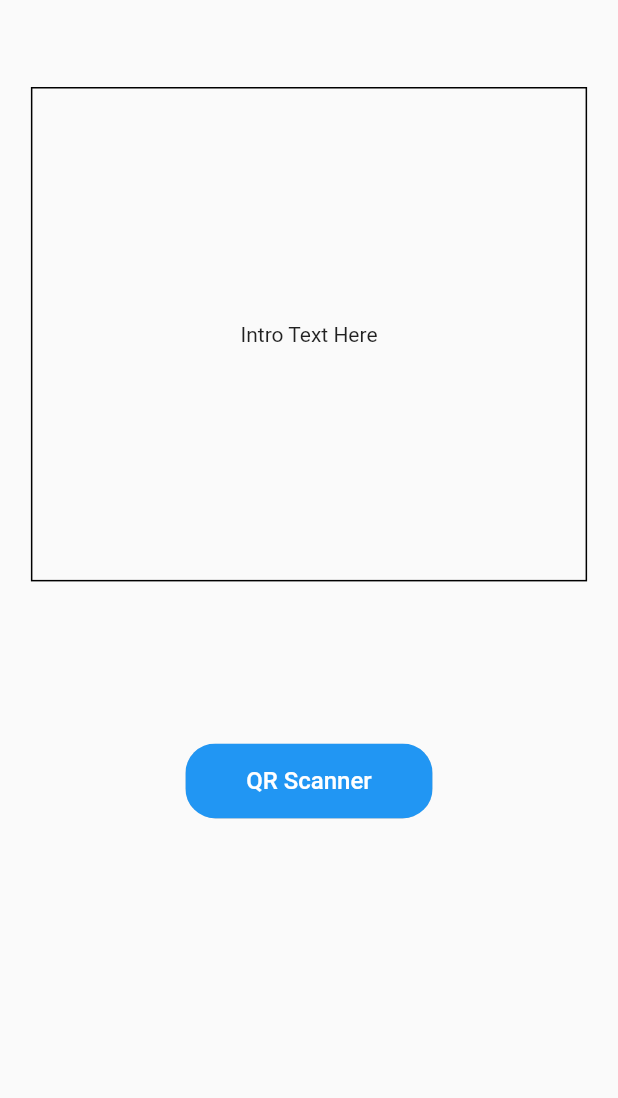
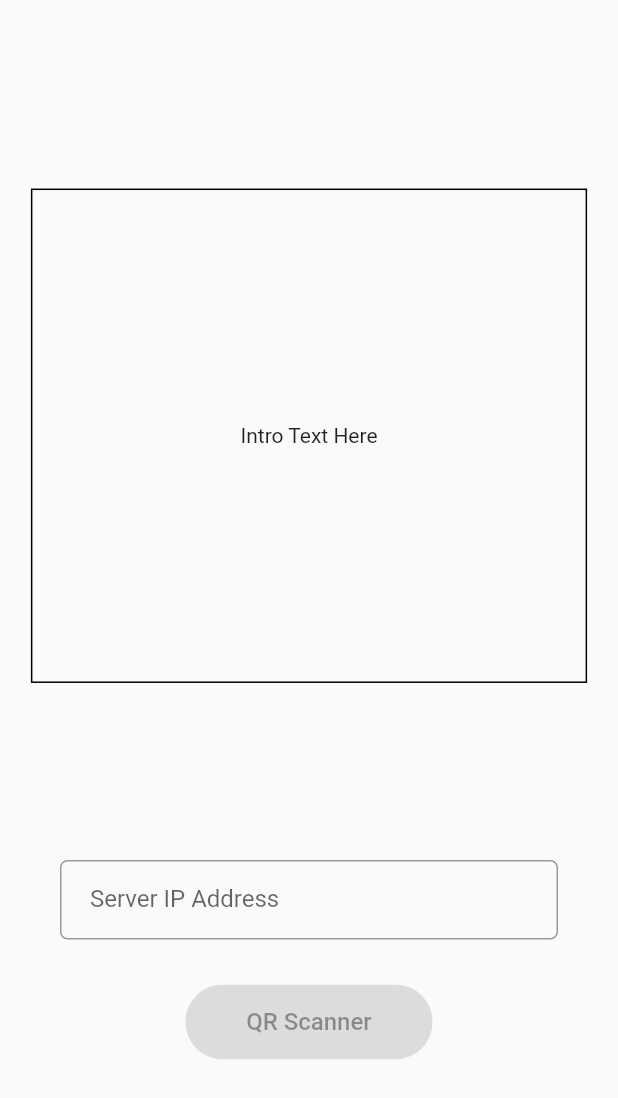
Before and after one commit to MarkRywell/qr_scanner_ITLympics, a Flutter app: the screen it shows after launch, on a phone screen of 412 x 824 dp. Shown: the top 1098 px of the screen. Run offline on Flutter 3.47's test engine with Material 2 defaults, Android fonts, the phone set to English and light mode, and no system bars; our stand-ins replace animated_splash_screen, lottie, page_transition, shared_preferences; missing offline and left inert: mobile_scanner.

Commit message:
Utilize SharedPreferences for persistent IP addres

```diff
--- a/lib/views/homepage.dart
+++ b/lib/views/homepage.dart
@@ -2,6 +2,7 @@ import 'package:flutter/material.dart';
 import 'package:qr_scanner_itlympics/views/data_page.dart';
 
 import 'package:qr_scanner_itlympics/views/qr_scanner.dart';
+import 'package:shared_preferences/shared_preferences.dart';
 
 class HomePage extends StatefulWidget {
 
@@ -12,6 +13,44 @@ class HomePage extends StatefulWidget {
 }
 
 class _HomePageState extends State<HomePage> {
+
+  bool ipValidity = false;
+  String? serverIPAddress;
+
+  var formKey = GlobalKey<FormState>();
+
+  late TextEditingController hostController = TextEditingController(text: serverIPAddress);
+
+  setServerIP(String IP) async {
+    final pref = await SharedPreferences.getInstance();
+
+    pref.setString("server", IP);
+
+    setState(() {
+      ipValidity = true;
+    });
+
+    print(pref.getString("server"));
+  }
+
+  getServerIP() async {
+    final pref = await SharedPreferences.getInstance();
+
+    String? serverIP = pref.getString("server");
+
+
+    setState(() {
+      serverIPAddress = serverIP;
+    });
+    print(serverIPAddress);
+  }
+
+  @override
+  void initState() {
+    getServerIP();
+    super.initState();
+  }
+
   @override
   Widget build(BuildContext context) {
 
@@ -21,6 +60,7 @@ class _HomePageState extends State<HomePage> {
         body: Container(
             padding: const EdgeInsets.symmetric(vertical: 50),
             child: Center(
+              child: SingleChildScrollView(
                 child: Column(
                   children: [
                     Container(
@@ -34,19 +74,49 @@ class _HomePageState extends State<HomePage> {
                         child: Text("Intro Text Here"),
                       ),
                     ),
-                  SizedBox(height: 100),
+                    const SizedBox(height: 100),
+                    Padding(
+                      padding: const EdgeInsets.symmetric(vertical: 10, horizontal: 40),
+                      child: Form(
+                        key: formKey,
+                        child: TextFormField(
+                          controller: hostController,
+                          decoration: InputDecoration(
+                            labelText: "Server IP Address",
+                            hintText: "E.g. 192.168.1.5",
+                            contentPadding: const EdgeInsets.fromLTRB(20, 0, 10, 5),
+                            border: OutlineInputBorder(
+                                borderRadius: BorderRadius.circular(5)
+                            ),
+                            suffix: IconButton(
+                              onPressed: () {
+                                if(formKey.currentState!.validate()) {
+                                  setServerIP(hostController.text);
+                                }
+                              },
+                              icon: const Icon(Icons.check,
+                              ),
+                            ),
+                          ),
+                          validator: (value) {
+                            return value == null || value.isEmpty ? "Enter Server Address" : null;
+                          },
+                        ),
+                      ),
+                    ),
+                    const SizedBox(height: 20),
                     ClipRRect(
-                    borderRadius: BorderRadius.circular(20),
+                      borderRadius: BorderRadius.circular(30),
                       child: SizedBox(
                         height: 50,
                         width: size.width * 0.4,
                         child: ElevatedButton(
-                        onPressed: () {
+                          onPressed: ipValidity ? () {
                             Navigator.push(context,
                                 MaterialPageRoute(
                                     builder: (context) => const QRScanner()
                                 ));
-                        },
+                          } : null,
                           child: const Text("QR Scanner",
                             style: TextStyle(
                               fontSize: 16,
@@ -54,8 +124,8 @@ class _HomePageState extends State<HomePage> {
                         ),
                       ),
                     ),
-                  const SizedBox(height: 50),
                   ],
+                ),
               ),
             )
         )
--- a/pubspec.yaml
+++ b/pubspec.yaml
@@ -41,6 +41,7 @@ dependencies:
   animated_splash_screen: ^1.3.0
   page_transition: ^2.0.9
   lottie: ^2.0.0
+  shared_preferences: ^2.0.17
 
 dev_dependencies:
   flutter_test:
```
Also changed, not shown: lib/models/api.dart (+24 -6 lines), lib/models/api_response.dart (+12 -0 lines), lib/views/data_page.dart (+4 -4 lines), pubspec.lock, 1 other file. Lines whose indentation alone changed are shown as unchanged.
